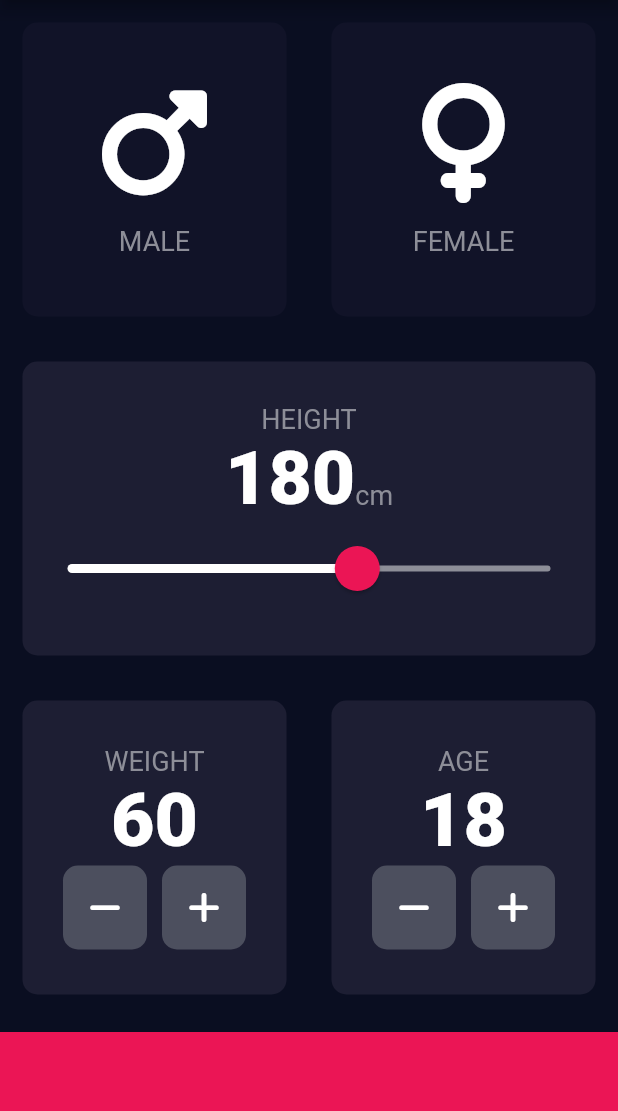
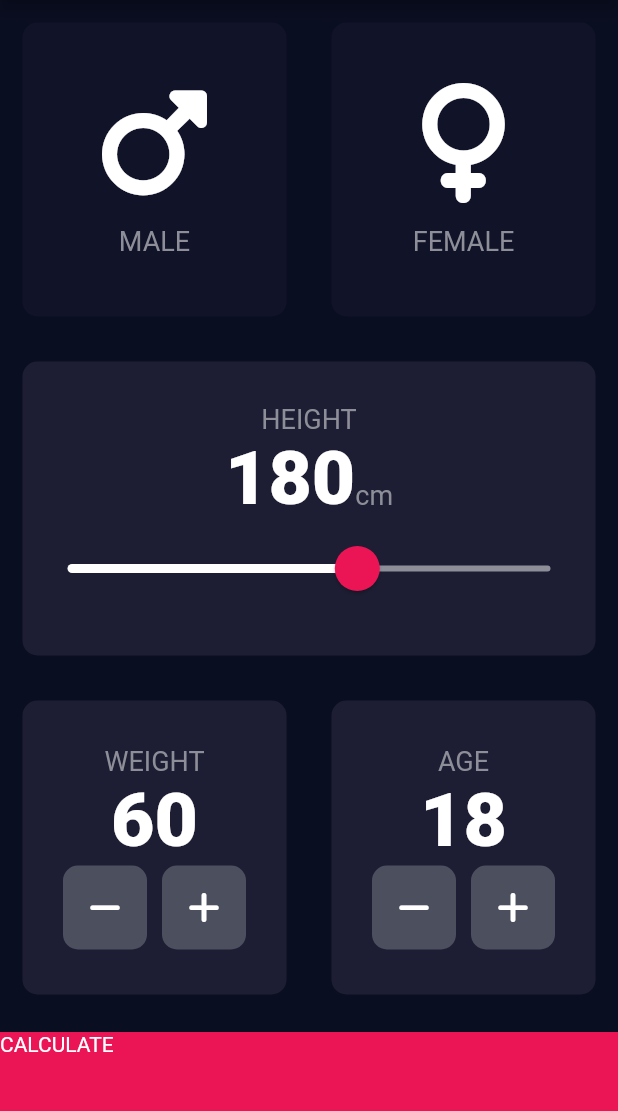
Before and after one commit to RamonOliveira95/section12_bmi_calculator_flutter, a Flutter app: the screen it shows after launch, on a phone screen of 412 x 824 dp, the part 84-1195 px from its top. Run offline on Flutter 3.47's test engine with Material 2 defaults, Android fonts, the phone set to English and light mode, and no system bars; our stand-ins replace font_awesome_flutter.

```diff
--- a/lib/input_page.dart
+++ b/lib/input_page.dart
@@ -216,11 +216,17 @@ class _InputPageState extends State<InputPage> {
               ],
             ),
           ),
-          Container(
-            color: kBottomContainerColour,
-            margin: const EdgeInsets.only(top: 10),
-            width: double.infinity,
-            height: kBottomContainerHeih,
+          GestureDetector(
+            onTap: () {
+              Navigator.pushNamed(context, '/resultsPage');
+            },
+            child: Container(
+              color: kBottomContainerColour,
+              margin: const EdgeInsets.only(top: 10),
+              width: double.infinity,
+              height: kBottomContainerHeih,
+              child: const Text('CALCULATE'),
+            ),
           ),
         ],
       ),
--- a/lib/main.dart
+++ b/lib/main.dart
@@ -1,5 +1,6 @@
 import 'package:flutter/material.dart';
 import 'package:section12_bmi_calculator_flutter/input_page.dart';
+import 'package:section12_bmi_calculator_flutter/results_page.dart';
 
 void main() => runApp(const BMICalculator());
 
@@ -14,6 +15,9 @@ class BMICalculator extends StatelessWidget {
         scaffoldBackgroundColor: const Color(0xFF0A0E21)
       ),
       home: InputPage(),
+      routes: {
+        '/resultsPage':(context) => ResultsPage(),
+      },
     );
   }
 }
```
Also changed, not shown: lib/results_page.dart (added, +17 -0 lines), 1 other file.
